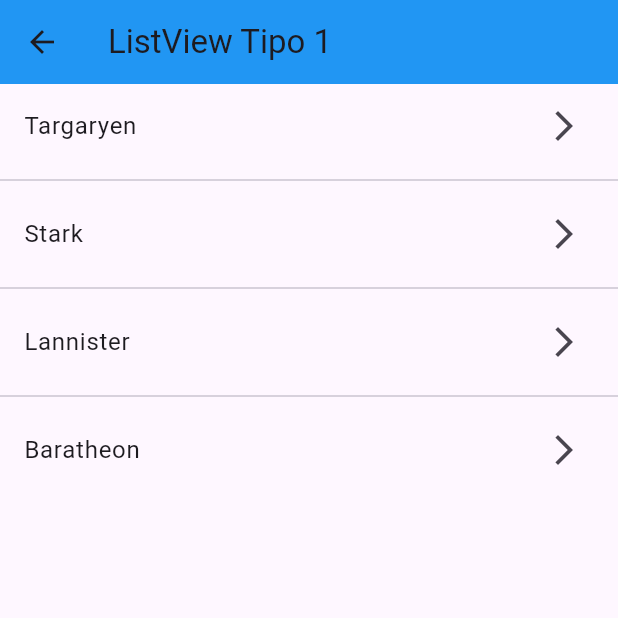
After one commit to DEV-JJVG/fl_components, a Flutter app: the Listview2Screen screen opened directly, on a phone screen of 412 x 824 dp, the top half of it. The commit adds this screen. Run offline on Flutter 3.47's test engine with Material 3 defaults, Android fonts, the phone set to English and light mode, and no system bars.

Commit message:
Agrego un ListView.separated y lo implementamos

```diff
--- a/lib/main.dart
+++ b/lib/main.dart
@@ -1,3 +1,4 @@
+import 'package:fl_components/screens/listview2_screen.dart';
 import 'package:fl_components/screens/listview1_screen.dart';
 import 'package:flutter/material.dart';
 
--- /dev/null
+++ b/lib/screens/listview2_screen.dart
@@ -0,0 +1,24 @@
+import 'package:flutter/material.dart';
+
+class Listview2Screen extends StatelessWidget {
+  final options = const ['Targaryen', 'Stark', 'Lannister', 'Baratheon'];
+  const Listview2Screen({Key? key}) : super(key: key);
+
+  @override
+  Widget build(BuildContext context) {
+    return Scaffold(
+      appBar: AppBar(
+        title: Text("ListView Tipo 1"),
+        backgroundColor: Colors.blue,
+      ),
+      body: ListView.separated(
+        itemBuilder: (context, index) => ListTile(
+          trailing: Icon(Icons.arrow_forward_ios_outlined),
+          title: Text(options[index]),
+        ),
+        separatorBuilder: (context, index) => const Divider(),
+        itemCount: options.length,
+      ),
+    );
+  }
+}
```
